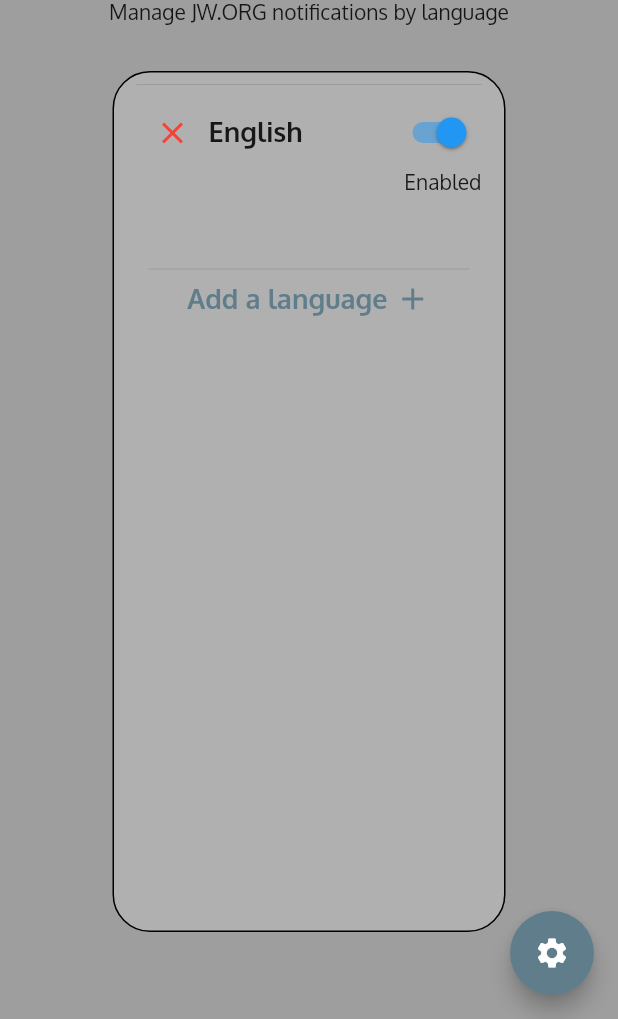
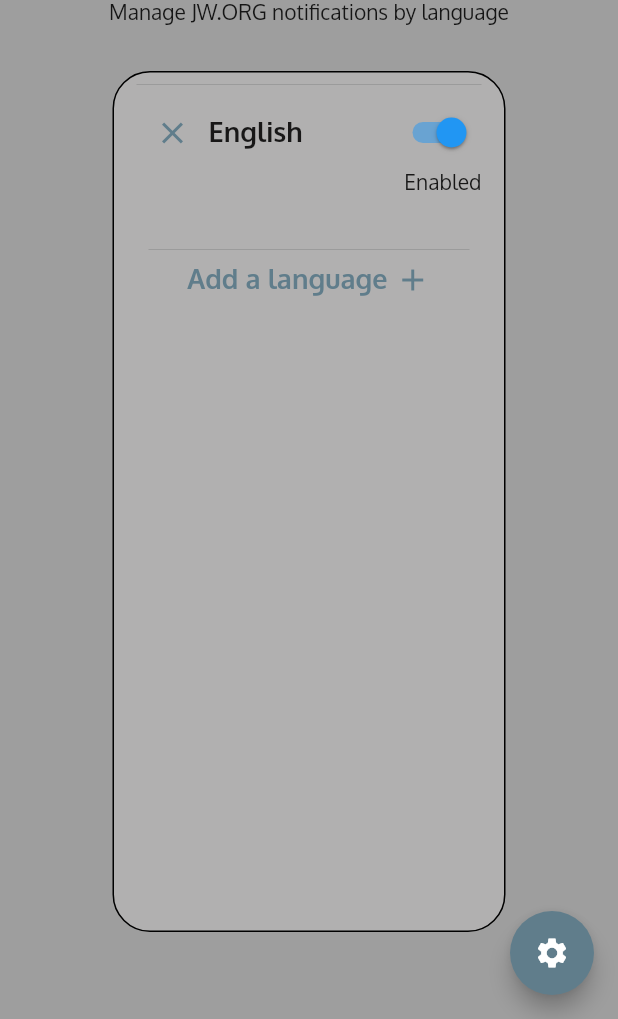
Before and after one commit to Teckinfor/JWNotifyer, a Flutter app: the screen it shows after launch, on a phone screen of 412 x 824 dp, the part 217-1236 px from its top. Run offline on Flutter 3.47's test engine with Material 2 defaults, Android fonts, the phone set to English and light mode, and no system bars.

Commit message:
Commentary added

```diff
--- a/jwnotifyer/lib/homepage.dart
+++ b/jwnotifyer/lib/homepage.dart
@@ -10,10 +10,52 @@ class HomePage extends StatefulWidget {
   State<HomePage> createState() => _HomePageState();
 }
 
-Timer? timer;
-String intervalValue = "Normal";
+class _HomePageState extends State<HomePage> {
 
-class _HomePageState extends State<HomePage> {
+
+  ///////////////////////
+  ////// INSTANCES //////
+  ///////////////////////
+
+  // Languages added to the HomePage
+  Map languageFields = {
+    "English": {
+      "isEnabled": true,
+      "infoMessage": "Enabled",
+      "lastNotif": null
+    },
+  };
+
+  // All languages (true : not added to the HomePage)
+  Map supportedLanguages = {
+    'English': false,
+    'Français': true,
+    'Español': true,
+    'Dutch': true,
+    'German': true,
+    'Italiano': true
+  };
+
+  Timer? timer;
+  String intervalValue = "Normal";
+
+
+
+
+
+
+
+
+
+
+
+
+
+
+  /////////////////////////////
+  ////// State functions //////
+  /////////////////////////////
+
   @override
   void initState() {
 
@@ -22,19 +64,20 @@ class _HomePageState extends State<HomePage> {
       int interval = 3600;
       switch (intervalValue) {
         case "Slow":{
-          interval = 21600;
+          interval = 21600; // 6 hours
           break;
         }
         case "Fast":{
-          interval = 1800;
+          interval = 1800; // 30 minutes
           break;
         }
         default:
-          interval = 3600;
+          interval = 3600; // 1 hour
           break;
       }
 
-      timer = Timer.periodic(Duration(seconds: interval), (Timer t) => checkContentEachLanguage(languageFields: languageFields));
+      // Auto check (must be modified)
+      timer = Timer.periodic(Duration(seconds: 3), (Timer t) => checkContentEachLanguage(languageFields: languageFields));
 
     }
 
@@ -44,23 +87,23 @@ class _HomePageState extends State<HomePage> {
     super.dispose();
   }
 
-  Map languageFields = {
-    "English": {
-      "isEnabled": true,
-      "infoMessage": "Enabled",
-      "lastNotif": null
-    },
-  };
 
-  Map supportedLanguages = {
-    'English': false,
-    'Français': true,
-    'Español': true,
-    'Dutch': true,
-    'German': true,
-    'Italiano': true
-  };
 
+
+
+
+
+
+
+
+
+
+
+  ///////////////////////
+  ////// FUNCTIONS //////
+  ///////////////////////
+
+  // Fetching informations on JW.ORG
   void checkContentEachLanguage({required Map languageFields}){
     for (String language in languageFields.keys){
       if (languageFields[language]["isEnabled"]){
@@ -70,6 +113,7 @@ class _HomePageState extends State<HomePage> {
     }
   }
 
+  // Display the time since the last received notification
   Container lastNotificationInformation(
       {required String language, required Map languageFields}) {
     String text = "";
@@ -94,6 +138,7 @@ class _HomePageState extends State<HomePage> {
       }
 
       return Container(
+        margin: const EdgeInsets.only(left: 15),
         alignment: Alignment.bottomLeft,
         child: Row(children: [
           const Text(
@@ -111,6 +156,7 @@ class _HomePageState extends State<HomePage> {
     return Container();
   }
 
+  // Display all languages available in "Add language" option
   List<Container> allLanguageList(
       {required Map supportedLanguages, required Map languageFields}) {
     List<Container> tempList = [];
@@ -151,13 +197,14 @@ class _HomePageState extends State<HomePage> {
     return tempList;
   }
 
+  // Display all languages added to the HomePage
   List<Container> listActiveLanguages(
       {required Map languageFields, required Map supportedLanguages}) {
     List<Container> tempList = [];
     for (String language in languageFields.keys) {
       tempList.add(Container(
         margin: const EdgeInsets.only(left: 15, right: 15, bottom: 15),
-        height: 100,
+        height: 87,
         child: Column(children: [
           const Divider(),
           Row(
@@ -175,7 +222,7 @@ class _HomePageState extends State<HomePage> {
                       },
                       icon: const Icon(
                         Icons.close,
-                        color: Colors.red,
+                        color: Colors.blueGrey,
                       )),
                   Text(
                     language,
@@ -189,6 +236,7 @@ class _HomePageState extends State<HomePage> {
                   onChanged: (newValue) {
                     setState(() {
                       //////////////////////////////////////////////////////////////// DEBUG FUNCTION
+                      //////////////////////////////////////////////////////////////// Used to detect the device language for a future feature
                       //final List<Locale> locales =
                       //    WidgetsBinding.instance!.window.locales;
                       //print(locales);
@@ -277,9 +325,9 @@ class _HomePageState extends State<HomePage> {
 
 
 
-
-
-
+  ////////////////////////////
+  ////// BUILD FONCTION //////
+  ////////////////////////////
 
   @override
   Widget build(BuildContext context) {
@@ -290,7 +338,7 @@ class _HomePageState extends State<HomePage> {
             onPressed: () async {
               intervalValue = await Navigator.push(
                 context,
-                MaterialPageRoute(builder: (context) => settings(intervalUsed: intervalValue)),
+                MaterialPageRoute(builder: (context) => Settings(intervalUsed: intervalValue)),
               );
           }),
       body: Container(
--- a/jwnotifyer/lib/main.dart
+++ b/jwnotifyer/lib/main.dart
@@ -12,12 +12,12 @@ class MyApp extends StatelessWidget {
   Widget build(BuildContext context) {
     return MaterialApp(
       debugShowCheckedModeBanner: false,
-      title:'JWNotifyer',
-      home: HomePage(),
+      title: 'JWNotifyer',
+      home: const HomePage(),
       theme: ThemeData(
         fontFamily: 'Oxygen',
         primaryColor: Colors.deepPurple,
-        ),
+      ),
     );
   }
 }
```
Also changed, not shown: jwnotifyer/lib/settings.dart (+27 -7 lines).
